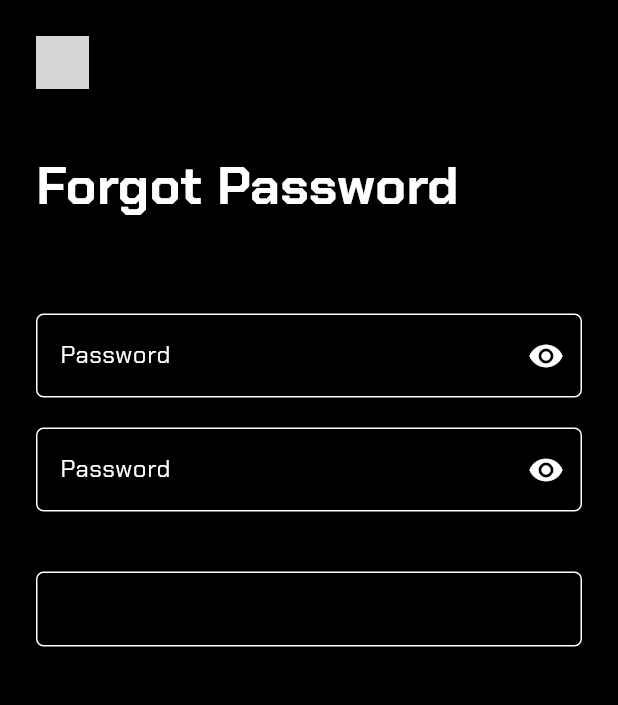
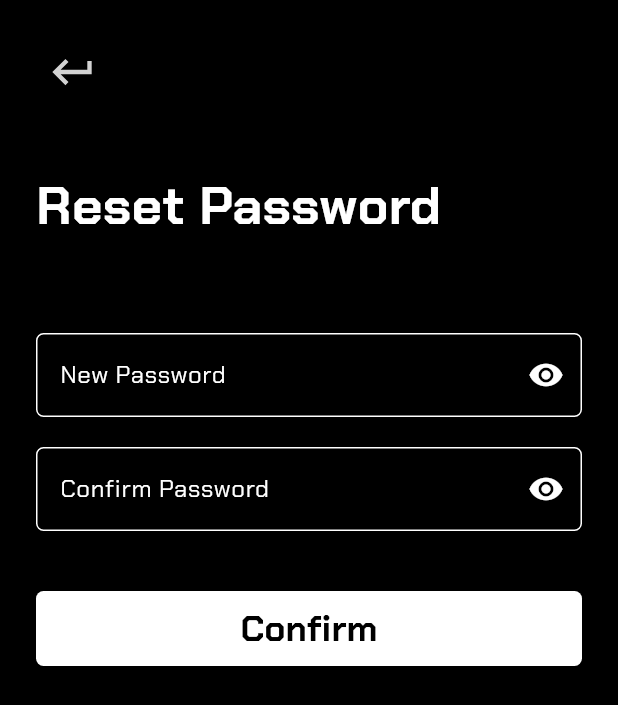
Before and after one commit to CYC-EBMX-Development/App-TRAX, a Flutter app: the ResetPwdPage screen opened by its route, on a phone screen of 412 x 824 dp. Shown: the top 705 px of the screen. Run offline on Flutter 3.47's test engine with Material 3 defaults, Android fonts, the phone set to English and light mode, and no system bars; our stand-ins replace dio, flutter_smart_dialog, flutter_svg, get, pinput, video_player and 1 more; network calls fail; grey boxes are pictures that could not be loaded.

Commit message:
feat(login): 完善内容

```diff
--- a/lib/features/login/login_page.dart
+++ b/lib/features/login/login_page.dart
@@ -118,7 +118,7 @@ class LoginPage extends GetView<LoginPageController> {
             TraxButton.text(
               text: 'Sign up.',
               textStyle: TextStyle(fontWeight: FontWeight.w600, color: Colors.white),
-              onPressed: () => controller.toSignUpPage(),
+              onPressed: () => controller.toCreateAccountPage(),
             ),
           ],
         ),
--- a/lib/features/login/reset_pwd_page.dart
+++ b/lib/features/login/reset_pwd_page.dart
@@ -1,18 +1,39 @@
 import 'package:flutter/material.dart';
-import 'package:flutter_svg/flutter_svg.dart';
+import 'package:get/get.dart';
+import 'package:tra_x/common/utils/trax_validator_util.dart';
 import 'package:tra_x/common/widgets/trax_button.dart';
+import 'package:tra_x/common/widgets/trax_dialog.dart';
+import 'package:tra_x/common/widgets/trax_text.dart';
 import 'package:tra_x/common/widgets/trax_text_field.dart';
 
-class ResetPwdPage extends StatefulWidget {
-  const ResetPwdPage({super.key});
-
+class ResetPwdPageBinding extends Bindings {
   @override
-  State<ResetPwdPage> createState() => _ResetPwdPageState();
+  void dependencies() {
+    Get.put(ResetPwdController());
+  }
 }
 
-class _ResetPwdPageState extends State<ResetPwdPage> {
+class ResetPwdController extends GetxController {
   final TextEditingController _newPwdController = TextEditingController();
   final TextEditingController _confirmPwdController = TextEditingController();
+
+  final formKey = GlobalKey<FormState>();
+
+  void resetPwd() async {
+    if (!formKey.currentState!.validate()) {
+      return;
+    }
+    if (_newPwdController.text != _confirmPwdController.text) {
+      TraxDialog.messageTopDialog('Passwords do not match', false);
+      return;
+    }
+    // TODO: reset password
+    TraxDialog.messageTopDialog('Password reset successful', true);
+  }
+}
+
+class ResetPwdPage extends GetView<ResetPwdController> {
+  const ResetPwdPage({super.key});
 
   @override
   Widget build(BuildContext context) {
@@ -21,59 +42,54 @@ class _ResetPwdPageState extends State<ResetPwdPage> {
         child: SingleChildScrollView(
           padding: EdgeInsets.all(24),
           child: Column(
-            crossAxisAlignment: CrossAxisAlignment.stretch,
+            crossAxisAlignment: CrossAxisAlignment.start,
             children: [
-              Row(
-                children: [
-                  GestureDetector(
-                    onTap: () => Navigator.of(context).pop(),
-                    child: SvgPicture.asset(
-                      'assets/images/back_sign_up.svg',
-                      width: 35,
-                      height: 35,
-                    ),
-                  ),
-                ],
-              ),
+              TraxReturnButton(),
               const SizedBox(height: 40),
-              const Text(
-                "Forgot Password",
+              const TraxText(
+                'Reset Password',
                 style: TextStyle(fontSize: 35, fontWeight: FontWeight.bold),
               ),
-              SizedBox(height: 60),
-              TraXTextField(
-                labelText: 'Password',
-                hintText: 'Password',
-                inPutPassword: true,
-                controller: _newPwdController,
+              const SizedBox(height: 60),
+              Form(
+                key: controller.formKey,
+                child: Column(
+                  children: [
+                    TraXTextField(
+                      labelText: 'New Password',
+                      hintText: '',
+                      inPutPassword: true,
+                      validator: TraxValidatorUtil.validatePassword,
+                      controller: controller._newPwdController,
+                    ),
+                    const SizedBox(height: 20),
+                    TraXTextField(
+                      labelText: 'Confirm Password',
+                      hintText: '',
+                      inPutPassword: true,
+                      validator: TraxValidatorUtil.validatePassword,
+                      controller: controller._confirmPwdController,
+                    ),
+                  ],
+                ),
               ),
-              SizedBox(height: 20),
-              TraXTextField(
-                labelText: 'Password',
-                hintText: 'Password',
-                inPutPassword: true,
-                controller: _confirmPwdController,
+
+              const SizedBox(height: 40),
+              TraxButton.filled(
+                text: 'Confirm',
+                backgroundColor: Colors.white,
+                textStyle: TextStyle(
+                  color: Colors.black,
+                  fontSize: 24.0,
+                  fontWeight: FontWeight.w700,
+                ),
+                expand: true,
+                onPressed: () => controller.resetPwd(),
               ),
-              SizedBox(height: 40),
-              _confirmButton(() {}),
             ],
           ),
         ),
       ),
     );
   }
-
-  Widget _confirmButton(void Function() onConfirm) {
-    return TraxButton.outlined(
-      onPressed: onConfirm,
-      child: Text(
-        'Confirm',
-        style: TextStyle(
-          color: Colors.black,
-          fontSize: 24.0,
-          fontWeight: FontWeight.w700,
-        ),
-      ),
-    );
-  }
 }
--- a/lib/features/login/web_view_page.dart
+++ b/lib/features/login/web_view_page.dart
@@ -50,6 +50,7 @@ class WebViewPage extends GetView<WevViewPageController> {
   @override
   Widget build(BuildContext context) {
     return Scaffold(
+      backgroundColor: Colors.white,
       appBar: AppBar(
         title: Text(
           controller.title,
--- a/lib/routers/trax_router.dart
+++ b/lib/routers/trax_router.dart
@@ -42,7 +42,7 @@ class TraxRouter {
       page: () => VerificationPage(),
       // binding: CreatePwdPageBinding(),
     ),
-    GetPage(name: _resetPwdPage, page: () => const ResetPwdPage()),
+    GetPage(name: _resetPwdPage, page: () => const ResetPwdPage(), binding: ResetPwdPageBinding()),
     GetPage(name: _webViewPage, page: () => const WebViewPage(), binding: WebViewPageBinding()),
   ];
 
```
Also changed, not shown: lib/features/login/forgot_pwd_page.dart (+9 -9 lines), lib/features/login/login_page_controller.dart (+10 -2 lines), lib/main.dart (+6 -1 lines).
